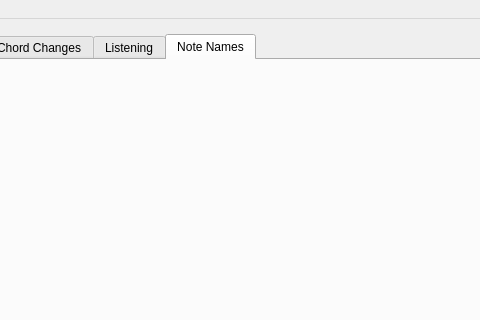
This is guitartools/mainwindow.ui in ispielman/guitartools as Qt 5 draws it before an edit; both pictures show x 120 to 600 and y 0 to 320 of the 800 by 560 pixel window. The edited form follows.
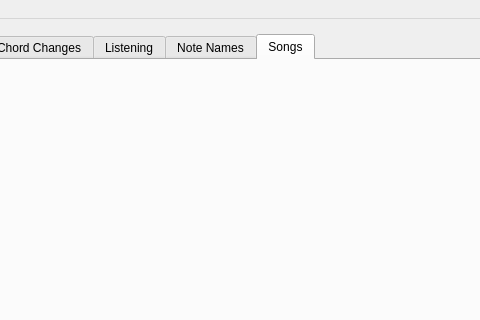
This is the edited form.

Commit message: Added songs ability.

Patch:
```diff
--- a/guitartools/mainwindow.ui
+++ b/guitartools/mainwindow.ui
@@ -42,7 +42,7 @@
     <item>
      <widget class="QTabWidget" name="tabWidget">
       <property name="currentIndex">
-       <number>3</number>
+       <number>4</number>
       </property>
       <widget class="QWidget" name="tab_Metronome">
        <attribute name="title">
@@ -68,6 +68,12 @@
        </attribute>
        <layout class="QVBoxLayout" name="verticalLayout_3"/>
       </widget>
+      <widget class="QWidget" name="tab_Songs">
+       <attribute name="title">
+        <string>Songs</string>
+       </attribute>
+       <layout class="QVBoxLayout" name="verticalLayout_4"/>
+      </widget>
      </widget>
     </item>
     <item>
```
The commit also changes 8 other files.
